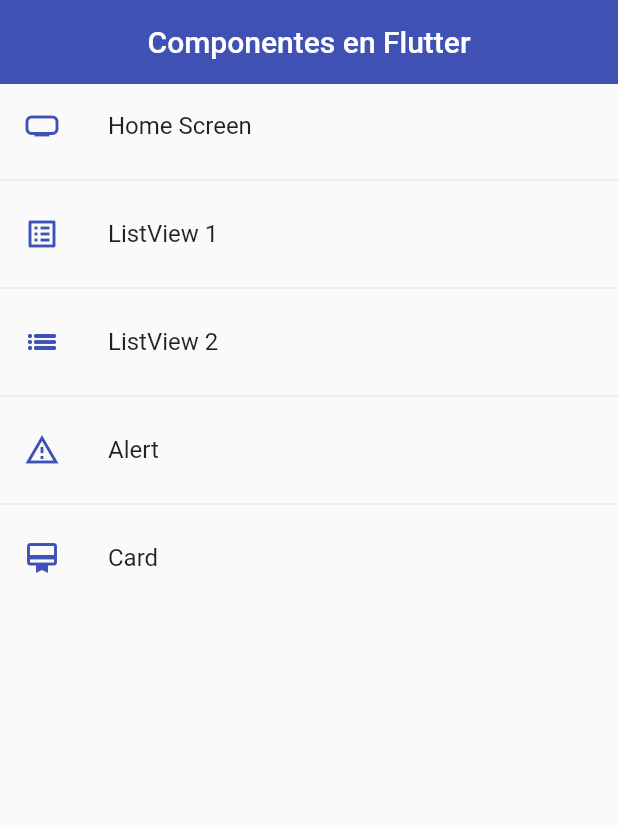
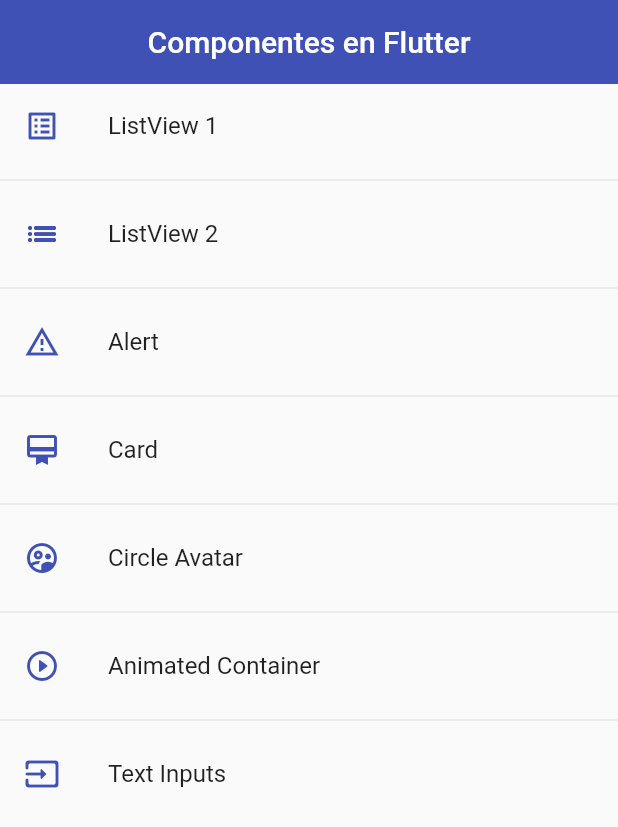
Before and after one commit to DG-Develop/Components_Flutter, a Flutter app: the screen it shows after launch, on a phone screen of 412 x 824 dp. Shown: the top 827 px of the screen. Run offline on Flutter 3.47's test engine with Material 2 defaults, Android fonts, the phone set to English and light mode, and no system bars.

Commit message:
[ADD] Agregando animaciones y formularios

```diff
--- a/lib/router/app_routes.dart
+++ b/lib/router/app_routes.dart
@@ -6,11 +6,11 @@ import '../screens/screens.dart';
 class AppRoutes {
   static const initialRoute = 'home';
   static final menuOptions = <MenuOption>[
-    MenuOption(
-        route: 'home',
-        name: 'Home Screen',
-        screen: const HomeScreen(),
-        icon: Icons.home_max_sharp),
+    // MenuOption(
+    //     route: 'home',
+    //     name: 'Home Screen',
+    //     screen: const HomeScreen(),
+    //     icon: Icons.home_max_sharp),
     MenuOption(
         route: 'listview1',
         name: 'ListView 1',
@@ -31,10 +31,26 @@ class AppRoutes {
         name: 'Card',
         screen: const CardScreen(),
         icon: Icons.card_membership_outlined),
+    MenuOption(
+        route: 'avatar',
+        name: 'Circle Avatar',
+        screen: const AvatarScreen(),
+        icon: Icons.supervised_user_circle_outlined),
+    MenuOption(
+        route: 'animated',
+        name: 'Animated Container',
+        screen: const AnimatedScreen(),
+        icon: Icons.play_circle_outline_rounded),
+    MenuOption(
+        route: 'inputs',
+        name: 'Text Inputs',
+        screen: const InputsScreen(),
+        icon: Icons.input_rounded),
   ];
 
   static Map<String, Widget Function(BuildContext)> getAppRoutes() {
     Map<String, Widget Function(BuildContext)> appRoutes = {};
+    appRoutes.addAll({'home': (BuildContext context) => const HomeScreen()});
 
     for (final option in menuOptions) {
       appRoutes.addAll({option.route: (BuildContext context) => option.screen});
--- a/lib/screens/screens.dart
+++ b/lib/screens/screens.dart
@@ -1,3 +1,6 @@
+export 'package:fl_components/screens/inputs_screen.dart';
+export 'package:fl_components/screens/animated_screen.dart';
+export 'package:fl_components/screens/avatar_screen.dart';
 export 'package:fl_components/screens/home_screen.dart';
 export 'package:fl_components/screens/alert_screen.dart';
 export 'package:fl_components/screens/card_screen.dart';
```
Also changed, not shown: lib/screens/animated_screen.dart (added, +51 -0 lines), lib/screens/avatar_screen.dart (added, +30 -0 lines), lib/screens/inputs_screen.dart (added, +45 -0 lines).
